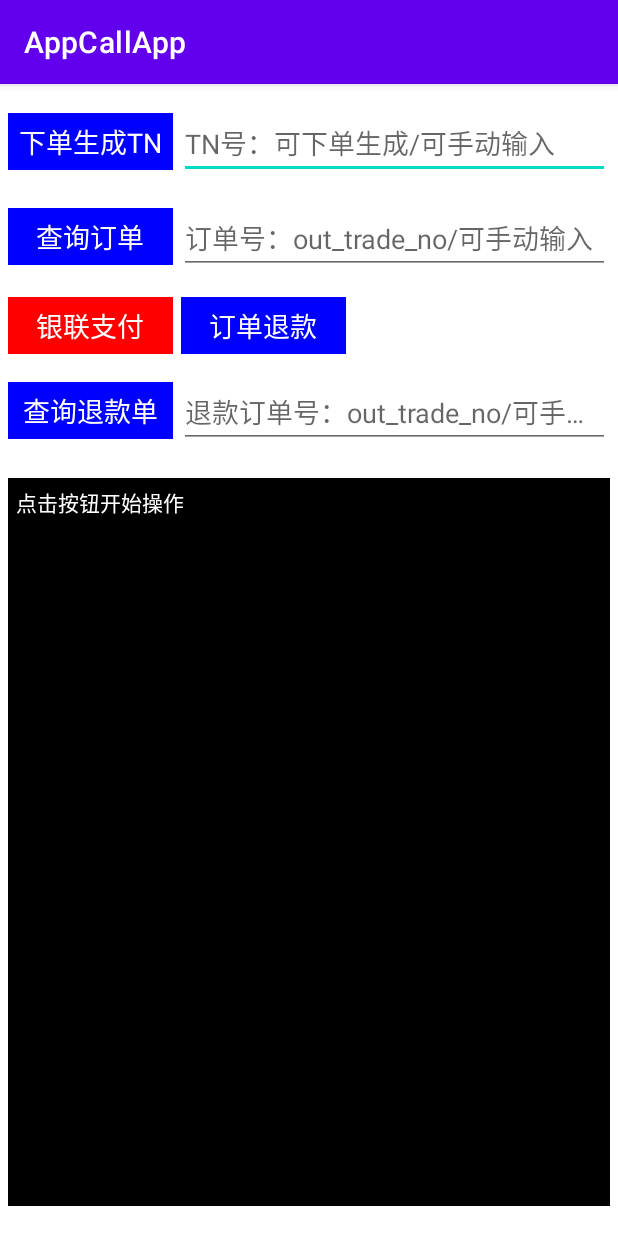
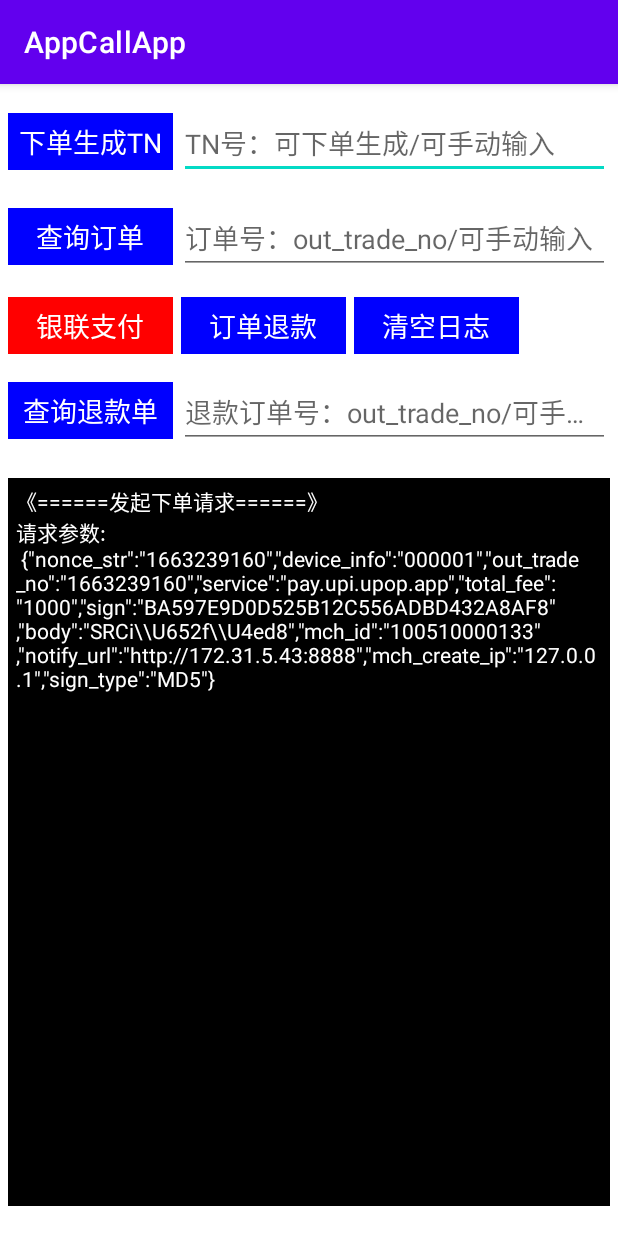
Before and after one commit to NoFamishBelly/MyProxy, an Android app: the screen it shows after launch (AppCallAppActivity), after a tap on "下单生成TN", on a phone screen of 412 x 824 dp. Run offline under Robolectric (Android 15) with nearby library versions, the phone set to English and light mode, and no system bars; 6 statements that could not run were skipped.

Commit message:
接口参数调整

```diff
--- a/app/src/main/java/com/example/appcappappdemo/aca/activity/AppCallAppActivity.kt
+++ b/app/src/main/java/com/example/appcappappdemo/aca/activity/AppCallAppActivity.kt
@@ -1,12 +1,16 @@
 package com.example.appcappappdemo.aca.activity
 
 import android.text.TextUtils
+import android.text.method.ScrollingMovementMethod
 import android.view.View
 import android.widget.TextView
 import com.example.appcappappdemo.R
 import com.example.appcappappdemo.aca.contract.AppCallAppContract
+import com.example.appcappappdemo.aca.entity.request.PayRequestEntity
+import com.example.appcappappdemo.aca.entity.response.PayResponseEntity
 import com.example.appcappappdemo.aca.presenter.AppCallAppPresenter
 import com.example.appcappappdemo.base.activity.BaseAbstractActivity
+import com.example.appcappappdemo.utils.KotlinUtils
 
 
 class AppCallAppActivity : BaseAbstractActivity<AppCallAppContract.Presenter>(),
@@ -14,10 +18,12 @@ class AppCallAppActivity : BaseAbstractActivity<AppCallAppContract.Presenter>(),
 
     private lateinit var mBtnPay: TextView
     private lateinit var mEtPay: TextView
+    private lateinit var mBtnClearLog: TextView
 
 
     private lateinit var mTvDisplay: TextView
 
+    private val mDisplayStringBuilder = StringBuilder("")
 
     override fun getLayoutId() = R.layout.act_app_call_app
 
@@ -29,11 +35,18 @@ class AppCallAppActivity : BaseAbstractActivity<AppCallAppContract.Presenter>(),
     private fun initView() {
         mBtnPay = findViewById(R.id.id_btn_pay)
         mEtPay = findViewById(R.id.id_et_pay)
+
+
+        mBtnClearLog = findViewById(R.id.id_btn_clear_log)
+
         mTvDisplay = findViewById(R.id.id_tv_display)
+        mTvDisplay.movementMethod = ScrollingMovementMethod.getInstance()
 
 
         mBtnPay.setOnClickListener(this)
         mEtPay.setOnClickListener(this)
+
+        mBtnClearLog.setOnClickListener(this)
     }
 
 
@@ -42,20 +55,14 @@ class AppCallAppActivity : BaseAbstractActivity<AppCallAppContract.Presenter>(),
             when (view.id) {
                 R.id.id_btn_pay -> {
                     mPresenter?.let { presenter ->
-                        presenter.pay(
-                            body = "SRCi\\U652f\\U4ed8",
-                            device_info = "000001",
-                            mch_create_ip = "127.0.0.1",
-                            mch_id = "100510000133",
-                            nonce_str = "1663239160",
-                            notify_url = "http://172.31.5.43:8888",
-                            out_trade_no = getOutTradeNo(),
-                            total_fee = "1000"
-                        )
+                        presenter.pay(createPayData())
                     }
                 }
                 R.id.id_et_pay -> {
-
+                }
+                R.id.id_btn_clear_log -> {
+                    mDisplayStringBuilder.clear()
+                    display()
                 }
                 else -> {
 
@@ -65,9 +72,26 @@ class AppCallAppActivity : BaseAbstractActivity<AppCallAppContract.Presenter>(),
     }
 
 
+    private fun createPayData(): PayRequestEntity {
+        val payRequestEntity = PayRequestEntity(
+            body = "SRCi\\U652f\\U4ed8",
+            device_info = "000001",
+            mch_create_ip = "127.0.0.1",
+            mch_id = "100510000133",
+            nonce_str = "1663239160",
+            notify_url = "http://172.31.5.43:8888",
+            out_trade_no = getOutTradeNo(),
+            total_fee = "1000"
+        )
+        mDisplayStringBuilder.append("《======发起下单请求======》\n")
+        mDisplayStringBuilder.append("请求参数:\n ${KotlinUtils.getDataJsonStr(payRequestEntity.dataMap)} \n\n")
+        display()
+        return payRequestEntity
+    }
+
+
     private fun getOutTradeNo(): String {
         var outTradeNo = "1663239160"
-
         mEtPay?.let { et ->
             if (!TextUtils.isEmpty(et.text.toString().trim())) {
                 outTradeNo = et.text.toString().trim()
@@ -79,11 +103,19 @@ class AppCallAppActivity : BaseAbstractActivity<AppCallAppContract.Presenter>(),
 
     override fun createPresenter() = AppCallAppPresenter()
 
-    override fun paySuccess(data: String) {
-        mTvDisplay.text = data
+    override fun paySuccess(data: PayResponseEntity) {
+        val json = KotlinUtils.jsonToString(data)
+        mDisplayStringBuilder.append("请求结果(成功): $json \n\n\n\n")
+        display()
     }
 
     override fun payFailed(errCode: String, errMsg: String) {
-        mTvDisplay.text = "$errCode   $errMsg"
+        mDisplayStringBuilder.append("请求结果(失败): $errCode  $errMsg \n\n\n\n")
+        display()
+    }
+
+
+    private fun display() {
+        mTvDisplay.text = mDisplayStringBuilder.toString()
     }
 }
--- a/app/src/main/java/com/example/appcappappdemo/aca/contract/AppCallAppContract.kt
+++ b/app/src/main/java/com/example/appcappappdemo/aca/contract/AppCallAppContract.kt
@@ -1,5 +1,7 @@
 package com.example.appcappappdemo.aca.contract
 
+import com.example.appcappappdemo.aca.entity.request.PayRequestEntity
+import com.example.appcappappdemo.aca.entity.response.PayResponseEntity
 import com.example.appcappappdemo.base.presenter.BasePresenter
 import com.example.appcappappdemo.base.view.BaseView
 
@@ -7,23 +9,14 @@ class AppCallAppContract {
 
 
     interface View : BaseView<Presenter> {
-        fun paySuccess(data: String)
+        fun paySuccess(data: PayResponseEntity)
 
         fun payFailed(errCode: String, errMsg: String)
     }
 
 
     interface Presenter : BasePresenter<View> {
-        fun pay(
-            body: String,
-            device_info: String,
-            mch_create_ip: String,
-            mch_id: String,
-            nonce_str: String,
-            notify_url: String,
-            out_trade_no: String,
-            total_fee: String,
-        )
+        fun pay(payRequestEntity: PayRequestEntity)
     }
 
 }
--- a/app/src/main/java/com/example/appcappappdemo/aca/entity/request/BaseRequestEntity.kt
+++ b/app/src/main/java/com/example/appcappappdemo/aca/entity/request/BaseRequestEntity.kt
@@ -22,16 +22,4 @@ open class BaseRequestEntity(val dataMap: HashMap<String, String> = HashMap()) :
         return ""
     }
 
-
-    fun getDataStr(): String {
-        if (dataMap.isNotEmpty()) {
-            val str = StringBuilder()
-            for (key in dataMap.keys) {
-                str.append("$key=${dataMap[key]}&")
-            }
-            return str.substring(0, str.length - 1)
-        }
-        return ""
-    }
-
 }
--- a/app/src/main/java/com/example/appcappappdemo/aca/entity/request/PayRequestEntity.kt
+++ b/app/src/main/java/com/example/appcappappdemo/aca/entity/request/PayRequestEntity.kt
@@ -1,6 +1,8 @@
 package com.example.appcappappdemo.aca.entity.request
 
-class PayRequestEntity : BaseRequestEntity() {
+import com.example.appcappappdemo.aca.presenter.AppCallAppPresenter
+
+class PayRequestEntity() : BaseRequestEntity() {
     companion object {
         const val PARAM_BODY = "body"
         const val PARAM_DEVICE_INFO = "device_info"
@@ -14,4 +16,32 @@ class PayRequestEntity : BaseRequestEntity() {
         const val PARAM_SIGN_TYPE = "sign_type"
         const val PARAM_TOTAL_FEE = "total_fee"
     }
+
+
+    constructor(
+        body: String,
+        device_info: String,
+        mch_create_ip: String,
+        mch_id: String,
+        nonce_str: String,
+        notify_url: String,
+        out_trade_no: String,
+        total_fee: String
+    ) : this() {
+
+        dataMap[PARAM_BODY] = body
+        dataMap[PARAM_DEVICE_INFO] = device_info
+        dataMap[PARAM_MCH_CREATE_IP] = mch_create_ip
+        dataMap[PARAM_MCH_ID] = mch_id
+        dataMap[PARAM_NONCE_STR] = nonce_str
+        dataMap[PARAM_NOTIFY_URL] = notify_url
+        dataMap[PARAM_OUT_TRADE_NO] = out_trade_no
+        dataMap[PARAM_TOTAL_FEE] = total_fee
+
+
+        dataMap[PARAM_SERVICE] = AppCallAppPresenter.SERVICE_PAY
+        dataMap[PARAM_SIGN_TYPE] = AppCallAppPresenter.SIGN_TYPE
+        dataMap[PARAM_SIGN] = getSign()
+    }
+
 }
--- a/app/src/main/java/com/example/appcappappdemo/aca/presenter/AppCallAppPresenter.kt
+++ b/app/src/main/java/com/example/appcappappdemo/aca/presenter/AppCallAppPresenter.kt
@@ -6,7 +6,6 @@ import com.example.appcappappdemo.aca.entity.response.PayResponseEntity
 import com.example.appcappappdemo.base.view.BaseView
 import com.example.appcappappdemo.net.listener.response.ResponseCallback
 import com.example.appcappappdemo.net.manager.AppClient
-import com.example.appcappappdemo.utils.LogUtils
 
 class AppCallAppPresenter : AppCallAppContract.Presenter {
 
@@ -23,38 +22,12 @@ class AppCallAppPresenter : AppCallAppContract.Presenter {
     private var mAppCallAppView: AppCallAppContract.View? = null
 
 
-    override fun pay(
-        body: String,
-        device_info: String,
-        mch_create_ip: String,
-        mch_id: String,
-        nonce_str: String,
-        notify_url: String,
-        out_trade_no: String,
-        total_fee: String
-    ) {
-        val payRequestEntity = PayRequestEntity()
-        payRequestEntity.dataMap[PayRequestEntity.PARAM_BODY] = body
-        payRequestEntity.dataMap[PayRequestEntity.PARAM_DEVICE_INFO] = device_info
-        payRequestEntity.dataMap[PayRequestEntity.PARAM_MCH_CREATE_IP] = mch_create_ip
-        payRequestEntity.dataMap[PayRequestEntity.PARAM_MCH_ID] = mch_id
-        payRequestEntity.dataMap[PayRequestEntity.PARAM_NONCE_STR] = nonce_str
-        payRequestEntity.dataMap[PayRequestEntity.PARAM_NOTIFY_URL] = notify_url
-        payRequestEntity.dataMap[PayRequestEntity.PARAM_OUT_TRADE_NO] = out_trade_no
-        payRequestEntity.dataMap[PayRequestEntity.PARAM_TOTAL_FEE] = total_fee
-
-        payRequestEntity.dataMap[PayRequestEntity.PARAM_SERVICE] = SERVICE_PAY
-        payRequestEntity.dataMap[PayRequestEntity.PARAM_SIGN_TYPE] = SIGN_TYPE
-        payRequestEntity.dataMap[PayRequestEntity.PARAM_SIGN] = payRequestEntity.getSign()
-
-
-        LogUtils.i(payRequestEntity.getDataStr())
-
-        AppClient.pay(payRequestEntity.dataMap)
+    override fun pay(payRequestEntity: PayRequestEntity) {
+        AppClient.pay(payRequestEntity)
             .enqueue(object : ResponseCallback<PayResponseEntity> {
                 override fun onResponseSuccess(response: PayResponseEntity) {
                     mAppCallAppView?.let { view ->
-                        view.paySuccess("success")
+                        view.paySuccess(response)
                     }
                 }
 
--- a/app/src/main/java/com/example/appcappappdemo/net/listener/request/RequestCall.kt
+++ b/app/src/main/java/com/example/appcappappdemo/net/listener/request/RequestCall.kt
@@ -69,18 +69,15 @@ class RequestCall<T> {
                         val inputStream = response.body().byteStream()
                         val reader = BufferedReader(InputStreamReader(inputStream))
                         val stringBuilder = StringBuilder()
-
                         do {
                             var line = reader.readLine()
-                            if (!TextUtils.isEmpty(line)){
+                            if (!TextUtils.isEmpty(line)) {
                                 stringBuilder.append(line)
                             }
-                        }while (!TextUtils.isEmpty(line))
-
+                        } while (!TextUtils.isEmpty(line))
 
                         val json = stringBuilder.toString()
-
-                        //TODO --- 处理后台返回的错误码
+                        LogUtils.i("返回参数 ===》 $json")
 
                         val entity = KotlinUtils.stringToJson<T>(
                             json,
@@ -113,6 +110,7 @@ class RequestCall<T> {
                     json
                 )
             )
+            LogUtils.i("请求参数 ===》 $json")
         }
         return OkHttpManager.getOkHttpClient().newCall(builder.build())
     }
--- a/app/src/main/java/com/example/appcappappdemo/net/manager/AppClient.kt
+++ b/app/src/main/java/com/example/appcappappdemo/net/manager/AppClient.kt
@@ -2,6 +2,7 @@ package com.example.appcappappdemo.net.manager
 
 import android.content.Context
 import com.example.appcappappdemo.BuildConfig
+import com.example.appcappappdemo.aca.entity.request.BaseRequestEntity
 import com.example.appcappappdemo.aca.entity.response.PayResponseEntity
 import com.example.appcappappdemo.net.listener.request.RequestCall
 import com.example.appcappappdemo.net.param.HttpParams
@@ -15,9 +16,9 @@ object AppClient {
     }
 
 
-    fun pay(data: HashMap<String, String>): RequestCall<PayResponseEntity> {
+    fun pay(data: BaseRequestEntity): RequestCall<PayResponseEntity> {
         return RequestCall<PayResponseEntity>(
-            HttpParams(BuildConfig.baseUrl, data),
+            HttpParams(BuildConfig.baseUrl, data.dataMap),
             PayResponseEntity()
         )
     }
--- a/app/src/main/res/layout/act_app_call_app.xml
+++ b/app/src/main/res/layout/act_app_call_app.xml
@@ -1,11 +1,12 @@
 <?xml version="1.0" encoding="utf-8"?>
-<androidx.core.widget.NestedScrollView xmlns:android="http://schemas.android.com/apk/res/android"
+<LinearLayout xmlns:android="http://schemas.android.com/apk/res/android"
     xmlns:app="http://schemas.android.com/apk/res-auto"
     xmlns:tools="http://schemas.android.com/tools"
     android:layout_width="match_parent"
     android:layout_height="match_parent"
     android:background="@color/white"
     android:fillViewport="true"
+    android:orientation="vertical"
     tools:context=".aca.activity.AppCallAppActivity">
 
 
@@ -131,6 +132,19 @@
                 android:textSize="18dp" />
 
 
+            <TextView
+                android:id="@+id/id_btn_clear_log"
+                android:layout_width="110dp"
+                android:layout_height="wrap_content"
+                android:layout_marginLeft="5dp"
+                android:background="@color/blue"
+                android:gravity="center"
+                android:padding="5dp"
+                android:text="@string/string_clear_log"
+                android:textColor="@color/white"
+                android:textSize="18dp" />
+
+
         </LinearLayout>
 
 
@@ -185,6 +199,8 @@
             android:paddingLeft="5dp"
             android:paddingTop="5dp"
             android:paddingRight="5dp"
+            android:scrollbarSize="5dp"
+            android:scrollbars="vertical"
             android:text="@string/string_show_msg"
             android:textColor="@color/white"
             app:layout_constraintBottom_toBottomOf="parent"
@@ -194,4 +210,4 @@
     </androidx.constraintlayout.widget.ConstraintLayout>
 
 
-</androidx.core.widget.NestedScrollView>
+</LinearLayout>
--- a/app/src/main/res/values/strings.xml
+++ b/app/src/main/res/values/strings.xml
@@ -10,5 +10,6 @@
     <string name="string_query_refund">查询退款单</string>
     <string name="string_query_refund_hint">退款订单号：out_trade_no/可手动输入</string>
     <string name="string_show_msg">点击按钮开始操作</string>
+    <string name="string_clear_log">清空日志</string>
 
 </resources>
```
